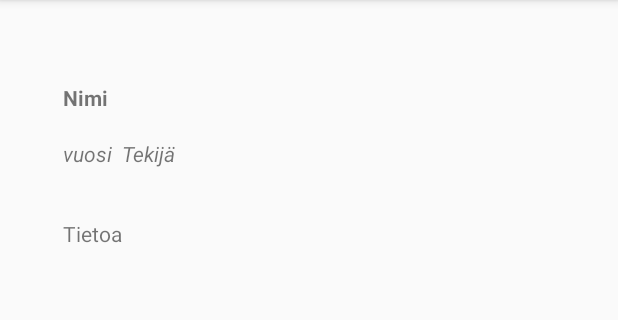
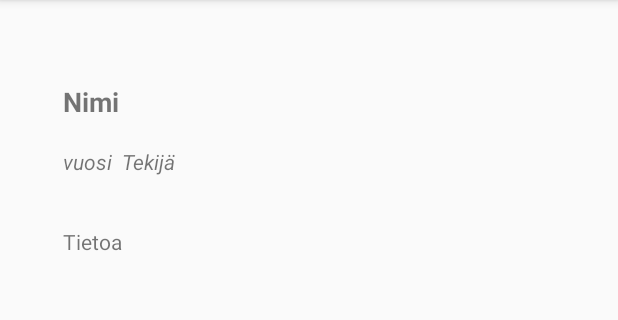
Before and after one commit to Raitokomniak/BeaconProject, an Android app: the screen it shows after launch (MainActivity), on a phone screen of 412 x 824 dp, the part 84-404 px from its top. Run offline under Robolectric (Android 15) with nearby library versions, the phone set to English and light mode, and no system bars; libraries missing offline, so code that uses them is left out: com.estimote.sdk; 2 statements that could not run were skipped.

Commit message:
layout muutoksia

```diff
--- a/NotificationtestbeaconP89/app/src/main/res/layout/activity_main.xml
+++ b/NotificationtestbeaconP89/app/src/main/res/layout/activity_main.xml
@@ -18,7 +18,8 @@
         android:id="@+id/textName"
         android:layout_alignParentTop="true"
         android:layout_alignParentStart="true"
-        android:textStyle="normal|bold" />
+        android:textStyle="normal|bold"
+        android:textSize="18sp" />
 
     <TextView
         android:text="Tekijä"
```
